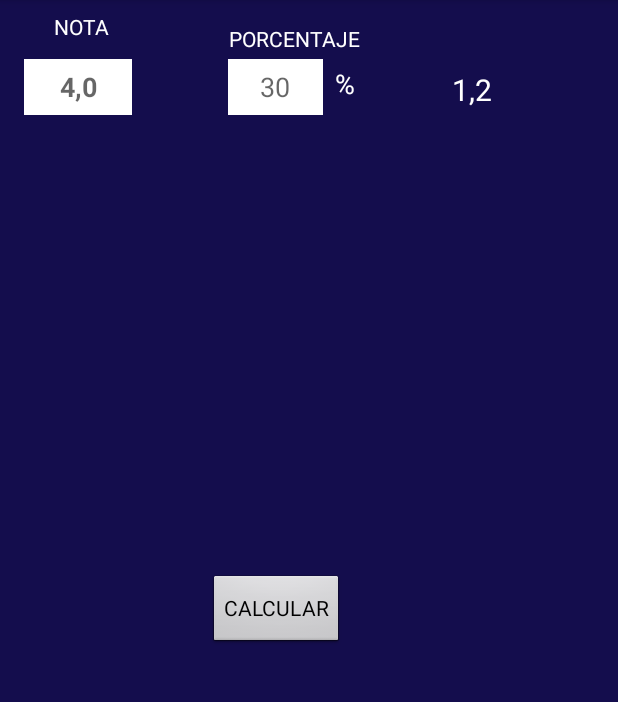
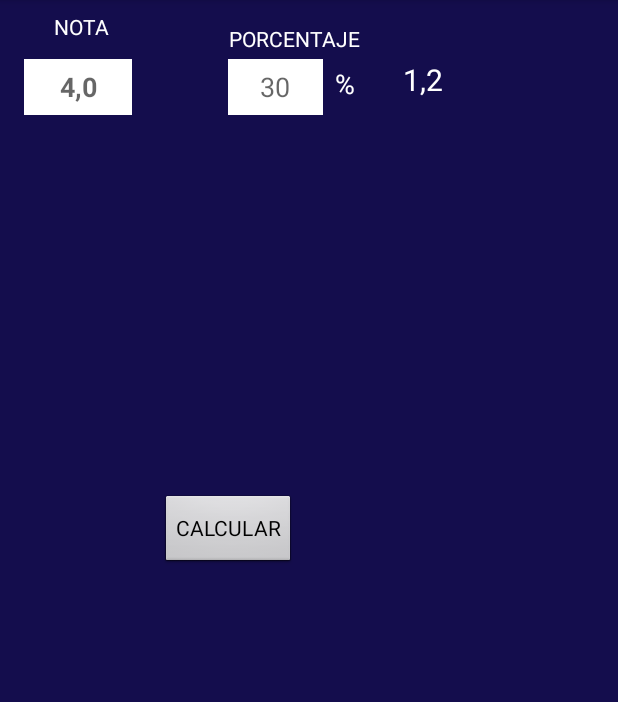
Before and after one commit to claudioFuentes36/MiPromedio, an Android app: the Calculador screen opened directly, with no data from a screen before it, on a phone screen of 412 x 824 dp, the part 84-786 px from its top. Run offline under Robolectric (Android 15) with nearby library versions, the phone set to English and light mode, and no system bars.

Commit message:
cambio de ancho de pantalla y creacion de pagina de prueba

```diff
--- a/app/build.gradle
+++ b/app/build.gradle
@@ -25,4 +25,5 @@ dependencies {
     testImplementation 'junit:junit:4.12'
     androidTestImplementation 'com.android.support.test:runner:1.0.1'
     androidTestImplementation 'com.android.support.test.espresso:espresso-core:3.0.1'
+    implementation 'com.android.support:gridlayout-v7:26.1.0'
 }
--- a/app/src/main/res/layout/activity_calculador.xml
+++ b/app/src/main/res/layout/activity_calculador.xml
@@ -9,15 +9,15 @@
     tools:layout_editor_absoluteY="81dp">
 
     <LinearLayout
-        android:layout_width="368dp"
-        android:layout_height="495dp"
+        android:layout_width="wrap_content"
+        android:layout_height="442dp"
         android:orientation="vertical"
         tools:layout_editor_absoluteX="8dp"
         tools:layout_editor_absoluteY="8dp">
 
         <android.support.constraint.ConstraintLayout
             android:layout_width="match_parent"
-            android:layout_height="@dimen/notasAlto">
+            android:layout_height="311dp">
 
             <TextView
                 android:id="@+id/textView2"
@@ -89,7 +89,7 @@
                 android:id="@+id/lblPromedio1"
                 android:layout_width="wrap_content"
                 android:layout_height="36dp"
-                android:layout_marginBottom="8dp"
+                android:layout_marginBottom="236dp"
                 android:layout_marginEnd="8dp"
                 android:layout_marginStart="8dp"
                 android:text="1,2"
@@ -98,6 +98,7 @@
                 app:layout_constraintBottom_toBottomOf="parent"
                 app:layout_constraintEnd_toEndOf="parent"
                 app:layout_constraintStart_toEndOf="@+id/textView4" />
+
         </android.support.constraint.ConstraintLayout>
 
         <android.support.constraint.ConstraintLayout
```
